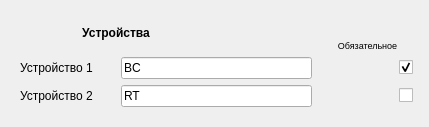
Before: the Qt Designer form default/settings_monitor_test.ui in Veala/host_tgca-for-t_hsc, drawn with Qt 5.
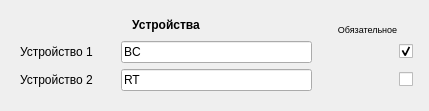
After: the same form once the commit is applied. Icons and pictures are not drawn.

Diff of the .ui file:
```diff
--- a/default/settings_monitor_test.ui
+++ b/default/settings_monitor_test.ui
@@ -7,7 +7,7 @@
     <x>0</x>
     <y>0</y>
     <width>429</width>
-    <height>127</height>
+    <height>111</height>
    </rect>
   </property>
   <property name="windowTitle">
@@ -99,7 +99,7 @@
      </property>
     </widget>
    </item>
-   <item row="2" column="0" colspan="2">
+   <item row="2" column="0" colspan="3">
     <widget class="QLabel" name="labelHeader">
      <property name="font">
       <font>
```
Left out of the diff: 2 changed lines with no effect on the pictures.
